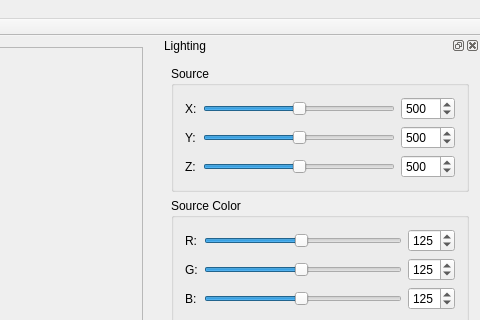
Qt form src/ImageViewer.ui (Holikma/Computer_Graphics_3D) before a commit; both pictures show x 720 to 1200 and y 0 to 320 of the 1200 by 700 pixel window.
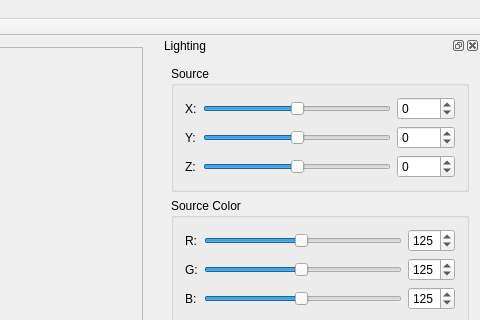
The same form after that commit.

The edit to the form file:
```diff
--- a/src/ImageViewer.ui
+++ b/src/ImageViewer.ui
@@ -551,21 +551,27 @@
         </item>
         <item row="2" column="2">
          <widget class="QSpinBox" name="SpinBox_Y">
+          <property name="minimum">
+           <number>-1000</number>
+          </property>
           <property name="maximum">
            <number>1000</number>
           </property>
           <property name="value">
-           <number>500</number>
+           <number>0</number>
           </property>
          </widget>
         </item>
         <item row="2" column="1">
          <widget class="QSlider" name="Slider_Source_Y">
+          <property name="minimum">
+           <number>-1000</number>
+          </property>
           <property name="maximum">
            <number>1000</number>
           </property>
           <property name="value">
-           <number>500</number>
+           <number>0</number>
           </property>
           <property name="orientation">
            <enum>Qt::Horizontal</enum>
@@ -574,31 +580,40 @@
         </item>
         <item row="0" column="2">
          <widget class="QSpinBox" name="SpinBox_X">
+          <property name="minimum">
+           <number>-1000</number>
+          </property>
           <property name="maximum">
            <number>1000</number>
           </property>
           <property name="value">
-           <number>500</number>
+           <number>0</number>
           </property>
          </widget>
         </item>
         <item row="3" column="2">
          <widget class="QSpinBox" name="SpinBox_Z">
+          <property name="minimum">
+           <number>-1000</number>
+          </property>
           <property name="maximum">
            <number>1000</number>
           </property>
           <property name="value">
-           <number>500</number>
+           <number>0</number>
           </property>
          </widget>
         </item>
         <item row="3" column="1">
          <widget class="QSlider" name="Slider_Source_Z">
+          <property name="minimum">
+           <number>-1000</number>
+          </property>
           <property name="maximum">
            <number>1000</number>
           </property>
           <property name="value">
-           <number>500</number>
+           <number>0</number>
           </property>
           <property name="orientation">
            <enum>Qt::Horizontal</enum>
@@ -621,11 +636,14 @@
         </item>
         <item row="0" column="1">
          <widget class="QSlider" name="Slider_Source_X">
+          <property name="minimum">
+           <number>-1000</number>
+          </property>
           <property name="maximum">
            <number>1000</number>
           </property>
           <property name="value">
-           <number>500</number>
+           <number>0</number>
           </property>
           <property name="orientation">
            <enum>Qt::Horizontal</enum>
```
